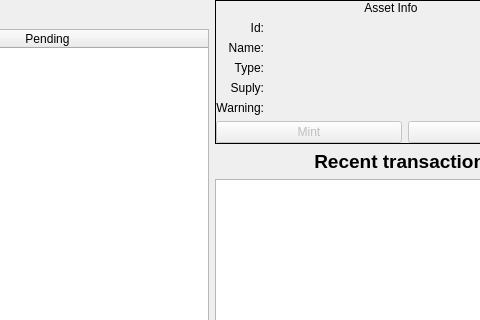
Raptor3um/raptoreum, file src/qt/forms/assetsdialog.ui: the form before one commit; both pictures show x 434 to 914 and y 0 to 320 of the 1049 by 703 pixel window.
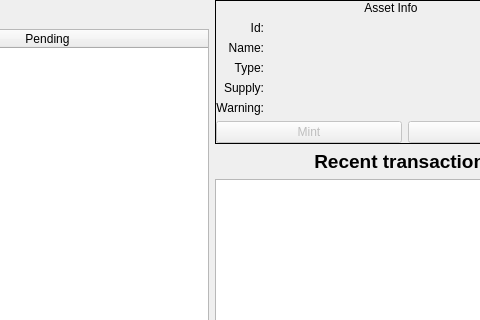
The form after the commit.

What changed in the file:
```diff
--- a/src/qt/forms/assetsdialog.ui
+++ b/src/qt/forms/assetsdialog.ui
@@ -204,7 +204,7 @@
                   <item row="3" column="0">
                    <widget class="QLabel" name="label_5">
                     <property name="text">
-                     <string>Suply:</string>
+                     <string>Supply:</string>
                     </property>
                     <property name="alignment">
                      <set>Qt::AlignRight|Qt::AlignTrailing|Qt::AlignVCenter</set>
```
